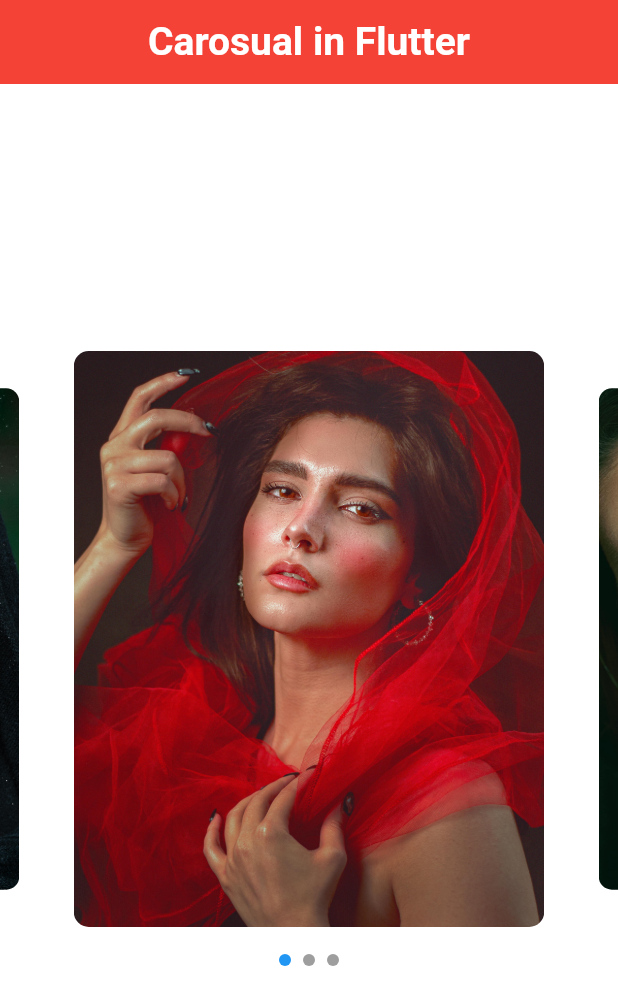
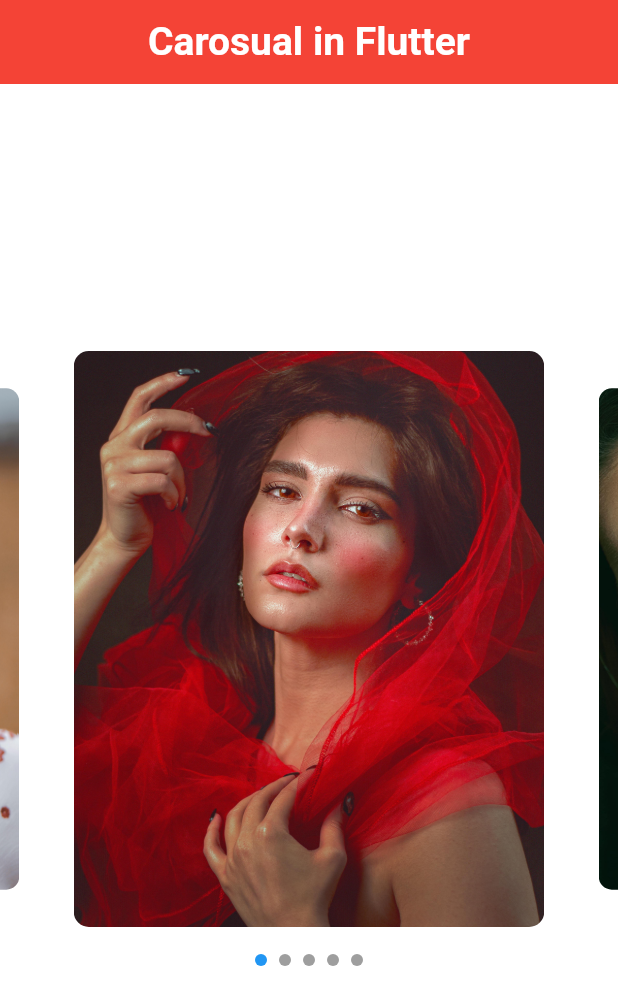
Before and after one commit to HaiderAli228/Flutter-Components, a Flutter app: the screen it shows after launch, on a phone screen of 412 x 824 dp. Shown: the top 1005 px of the screen. Run offline on Flutter 3.47's test engine with Material 3 defaults, Android fonts, the phone set to English and light mode, and no system bars; drawn by our look-alikes of carousel_slider; our stand-ins replace form_field_validator.

Commit message:
adding carosual slider

```diff
--- a/lib/image_crousal.dart
+++ b/lib/image_crousal.dart
@@ -14,6 +14,8 @@ class _ImageCarouselState extends State<ImageCarousel> {
     'assets/images/1.jpg',
     'assets/images/2.jpg',
     'assets/images/3.jpg',
+    'assets/images/4.jpg',
+    'assets/images/5.jpg',
   ];
 
   @override
```
Also changed, not shown: assets/images/5.jpg (added).
